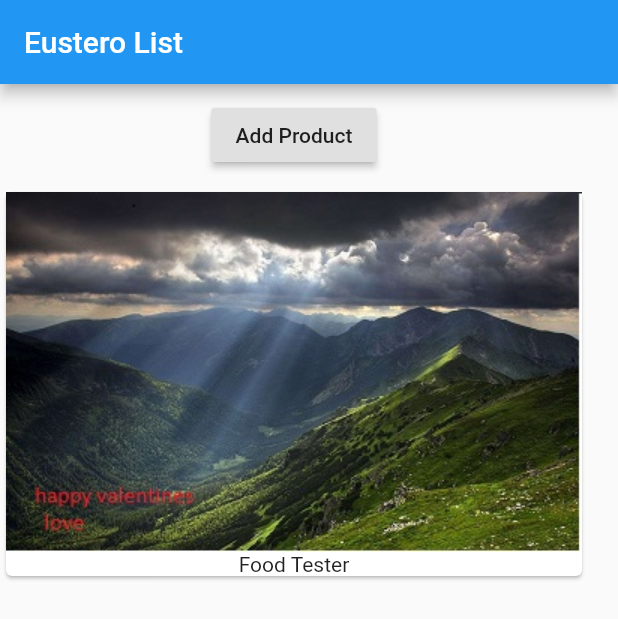
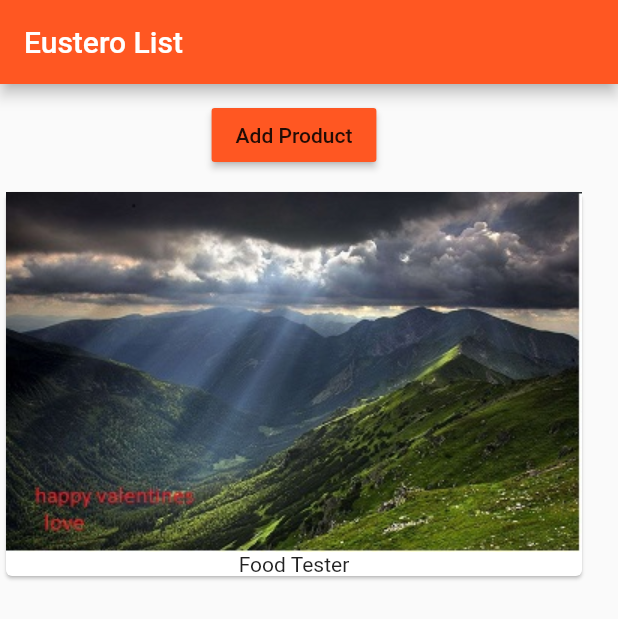
Before and after one commit to EustaceMwai/Products, a Flutter app: the screen it shows after launch, on a phone screen of 412 x 824 dp. Shown: the top 619 px of the screen. Run offline on Flutter 3.47's test engine with Material 2 defaults, Android fonts, the phone set to English and light mode, and no system bars.

Commit message:
second commit

```diff
--- a/lib/main.dart
+++ b/lib/main.dart
@@ -1,53 +1,25 @@
 import 'package:flutter/material.dart';
+
+import './products_manager.dart';
 
 void main() => runApp(MyApp());
 
-class MyApp extends StatefulWidget {
-  @override
-  State<StatefulWidget> createState() {
-    // TODO: implement createState
-    return _MyAppState();
-  }
-}
+class MyApp extends StatelessWidget {
 
-class _MyAppState extends State<MyApp> {
-  List<String> _products = ['Food Tester'];
+
   @override
   Widget build(BuildContext context) {
     return MaterialApp(
+      theme: ThemeData(
+        primarySwatch: Colors.deepOrange,
+        accentColor: Colors.deepPurple
+      ),
       home: Scaffold(
           appBar: AppBar(
             title: Text('Eustero List'),
           ),
-          body: Column(
-            children: <Widget>[
-              Container(
-                margin: EdgeInsets.all(10.0),
-                child: RaisedButton(
-                  onPressed: () {
-                    setState(() {
-                      _products.add('Advanced Food Tester');
-                    });
-                  },
-                  child: Text('Add Product'),
-                ),
-              ),
-              Column(
-                children: _products
-                    .map(
-                      (element) => Card(
-                        child: Column(
-                          children: <Widget>[
-                            Image.asset('assets/A2.jpg'),
-                            Text(element)
-                          ],
-                        ),
-                      ),
-                    )
-                    .toList(),
-              )
-            ],
-          )),
+          body: ProductManager('Food Tester'),
+      ),
     );
   }
 }
--- /dev/null
+++ b/lib/products.dart
@@ -0,0 +1,26 @@
+import 'package:flutter/material.dart';
+
+class Products extends StatelessWidget{
+
+  final List<String>products;
+   Products(this.products);
+
+  @override
+  Widget build(BuildContext context) {
+    // TODO: implement build
+    return Column(
+      children: products
+          .map(
+            (element) => Card(
+          child: Column(
+            children: <Widget>[
+              Image.asset('assets/A2.jpg'),
+              Text(element)
+            ],
+          ),
+        ),
+      )
+          .toList(),
+    );
+  }
+}
--- /dev/null
+++ b/lib/products_manager.dart
@@ -0,0 +1,51 @@
+import 'package:flutter/material.dart';
+
+import './products.dart';
+
+
+
+class ProductManager extends StatefulWidget{
+
+  final String startingProduct;
+
+  ProductManager(this.startingProduct);
+
+  @override
+  State<StatefulWidget> createState() {
+    // TODO: implement createState
+    return _ProductManagerState();
+  }
+}
+
+class _ProductManagerState extends State<ProductManager>{
+
+
+  List<String> _products = [];
+
+  @override
+  void initState() {
+    _products.add(widget.startingProduct);
+    super.initState();
+  }
+
+
+  @override
+  Widget build(BuildContext context) {
+    // TODO: implement build
+    return Column(children: <Widget>[Container(
+    margin: EdgeInsets.all(10.0),
+    child: RaisedButton(
+    onPressed: () {
+    setState(() {
+    _products.add('Advanced Food Tester');
+    });
+    },
+    child: Text('Add Product'),
+      color: Theme.of(context).primaryColor,
+    ),
+    ),
+      Products(_products)
+    ]
+    );
+  }
+}
```
